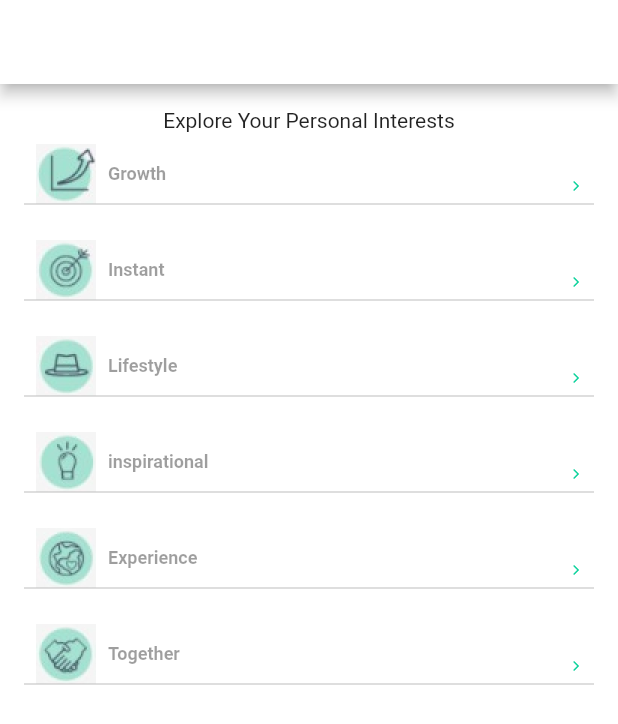
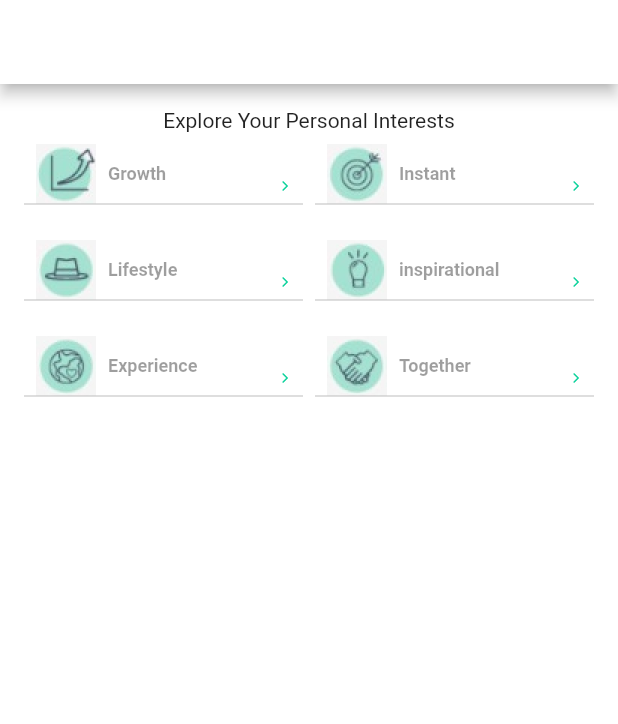
Before and after one commit to SileDev/web_page, a Flutter app: the screen it shows after launch, on a phone screen of 412 x 824 dp. Shown: the top 724 px of the screen. Run offline on Flutter 3.47's test engine with Material 2 defaults, Android fonts, the phone set to English and light mode, and no system bars.

```diff
--- a/lib/ui/pages/home_page.dart
+++ b/lib/ui/pages/home_page.dart
@@ -7,6 +7,7 @@ class HomePage extends StatelessWidget {
   @override
   Widget build(BuildContext context) {
     var size = MediaQuery.of(context).size;
+    print(size.width);
     return Scaffold(
       backgroundColor: Colors.white,
       appBar: AppBar(
@@ -15,12 +16,12 @@ class HomePage extends StatelessWidget {
       body: SafeArea(
         child: Row(
           children: [
-            if (size.width > 500) const LateralMenu(),
+            if (size.width > 650) const LateralMenu(),
             const ContentSection(),
           ],
         ),
       ),
-      drawer: (size.width > 500) ? const LateralMenu() : null,
+      drawer: (size.width > 650) ? const LateralMenu() : null,
     );
   }
 }
--- a/lib/ui/pages/home_page/components/content_section/categories_bar/categories_bar.dart
+++ b/lib/ui/pages/home_page/components/content_section/categories_bar/categories_bar.dart
@@ -9,14 +9,15 @@ class CategoriesBar extends StatelessWidget {
   @override
   Widget build(BuildContext context) {
     var size = MediaQuery.of(context).size;
+    int securitySpace = (size.width > 650) ? 354 : 0;
     return StaggeredGrid.count(
-      crossAxisCount: (size.width - 354 > 960)
+      crossAxisCount: (size.width - securitySpace > 960)
           ? 6
-          : (size.width - 354 > 650)
+          : (size.width - securitySpace > 650)
               ? 4
-              : (size.width - 354 > 500)
+              : (size.width - securitySpace > 500)
                   ? 3
-                  : (size.width - 354 > 350)
+                  : (size.width - securitySpace > 350)
                       ? 2
                       : 1,
       mainAxisSpacing: 8,
--- a/lib/ui/pages/home_page/components/content_section/content_section.dart
+++ b/lib/ui/pages/home_page/components/content_section/content_section.dart
@@ -2,7 +2,9 @@ import 'package:flutter/material.dart';
 import 'package:web_page/ui/pages/home_page/components/content_section/categories_bar/categories_bar.dart';
 
 class ContentSection extends StatelessWidget {
-  const ContentSection({Key? key}) : super(key: key);
+  const ContentSection({
+    Key? key,
+  }) : super(key: key);
   @override
   Widget build(BuildContext context) {
     return Expanded(
```
